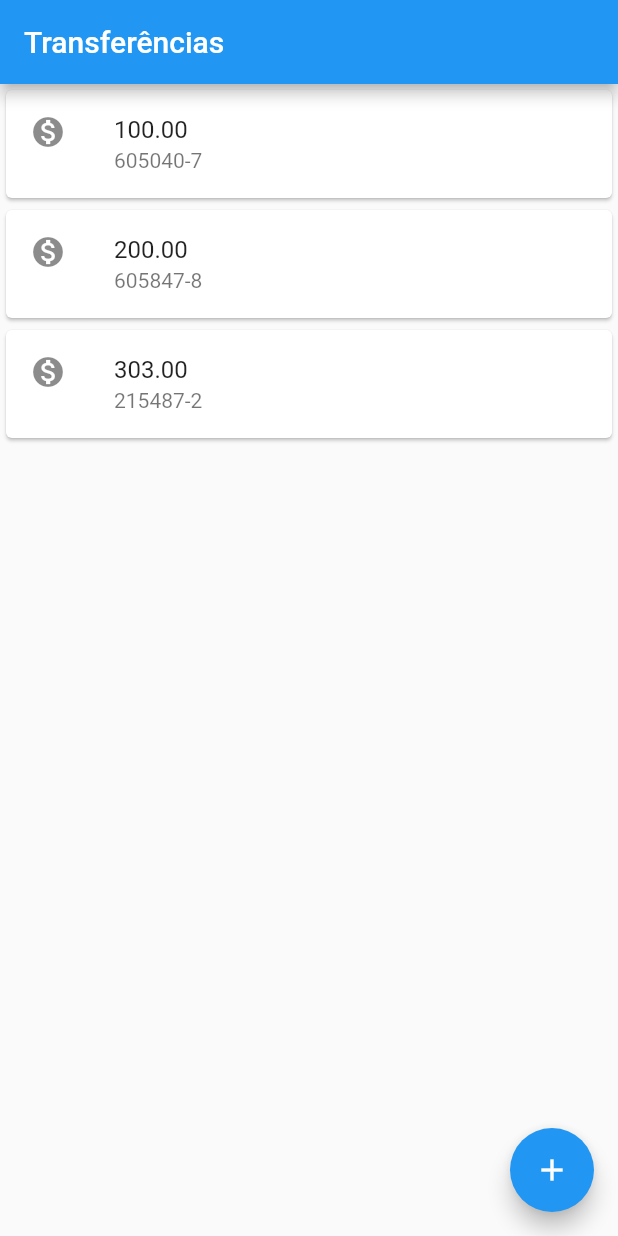
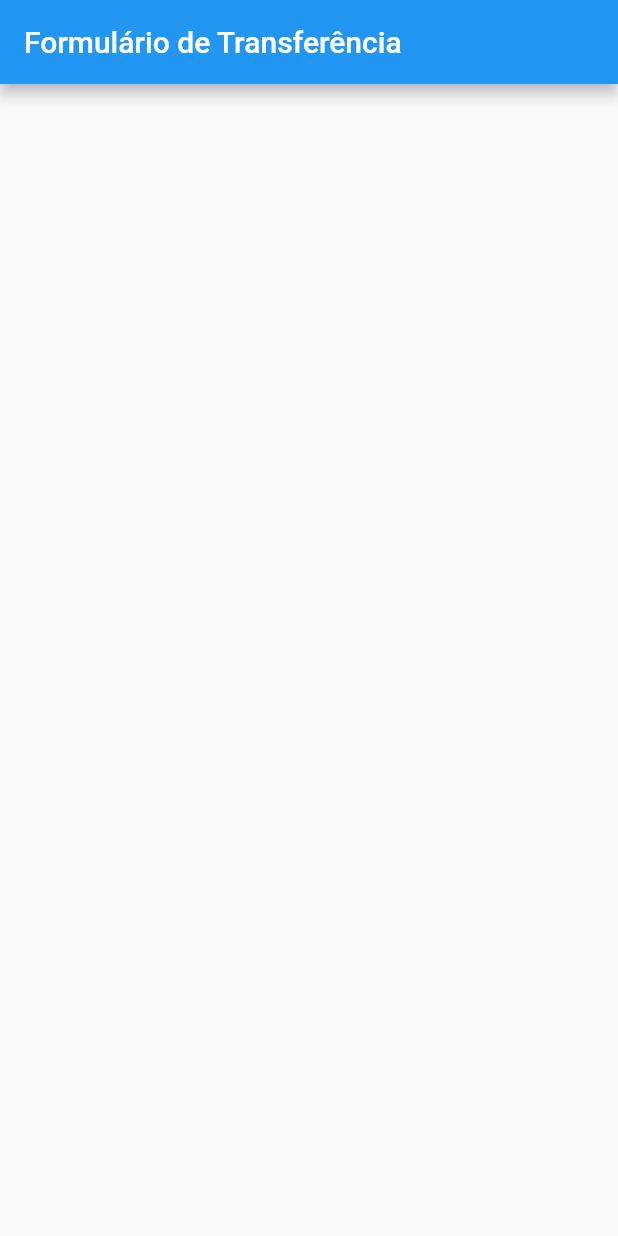
Before and after one commit to matheuSantos-me/ByteBank, a Flutter app: the screen it shows after launch, on a phone screen of 412 x 824 dp. Run offline on Flutter 3.47's test engine with Material 2 defaults, Android fonts, the phone set to English and light mode, and no system bars.

Commit message:
docs: Code refactoring for creation of class and creation of a new transfer form screen

```diff
--- a/lib/main.dart
+++ b/lib/main.dart
@@ -1,45 +1,71 @@
 import 'package:flutter/material.dart';
 
 void main() {
-  runApp(MaterialApp(
-      home: Scaffold(
-    body: bankTransferList(),
-    appBar: AppBar(
-      title: Text('Transferências'),
-    ),
-    floatingActionButton: FloatingActionButton(
-      child: Icon(Icons.add),
-    ),
-  )));
+  runApp(ByteBankApp());
 }
 
-class bankTransferList extends StatelessWidget {
+class ByteBankApp extends StatelessWidget {
   @override
   Widget build(BuildContext context) {
-    return Column(
-      children: <Widget>[
-        cardBankTransfer('100.00', '605040-7'),
-        cardBankTransfer('200.00', '605847-8'),
-        cardBankTransfer('303.00', '215487-2'),
-      ],
-    );
+    return MaterialApp(
+        home: Scaffold(
+      body: BankTransferForm(),
+    ));
   }
 }
 
-class cardBankTransfer extends StatelessWidget {
-  final String valueTransfer;
-  final String bankAccountNumber;
+class BankTransferList extends StatelessWidget {
+  @override
+  Widget build(BuildContext context) {
+    return Scaffold(
+        appBar: AppBar(
+          title: Text('Transferências'),
+        ),
+        body: Column(
+          children: <Widget>[
+            CardBankTransfer(ValuesBankTransfer(100.00, '587458-7')),
+            CardBankTransfer(ValuesBankTransfer(200.00, '587458-7')),
+            CardBankTransfer(ValuesBankTransfer(300.00, '587458-7')),
+            CardBankTransfer(ValuesBankTransfer(400.00, '587458-7')),
+          ],
+        ),
+        floatingActionButton: FloatingActionButton(
+          child: Icon(Icons.add),
+        ));
+  }
+}
 
-  cardBankTransfer(this.valueTransfer, this.bankAccountNumber);
+class CardBankTransfer extends StatelessWidget {
+  final ValuesBankTransfer _valuesBankTransfer;
+
+  CardBankTransfer(this._valuesBankTransfer);
 
   @override
   Widget build(BuildContext context) {
     return Card(
       child: ListTile(
         leading: Icon(Icons.monetization_on),
-        title: Text(valueTransfer),
-        subtitle: Text(bankAccountNumber),
+        title: Text(_valuesBankTransfer.valueTransfer.toString()),
+        subtitle: Text(_valuesBankTransfer.bankAccountNumber),
       ),
     );
   }
 }
+
+class ValuesBankTransfer {
+  final double valueTransfer;
+  final String bankAccountNumber;
+
+  ValuesBankTransfer(this.valueTransfer, this.bankAccountNumber);
+}
+
+class BankTransferForm extends StatelessWidget {
+  @override
+  Widget build(BuildContext context) {
+    return Scaffold(
+      appBar: AppBar(
+        title: Text('Formulário de Transferência'),
+      ),
+    );
+  }
+}
```
